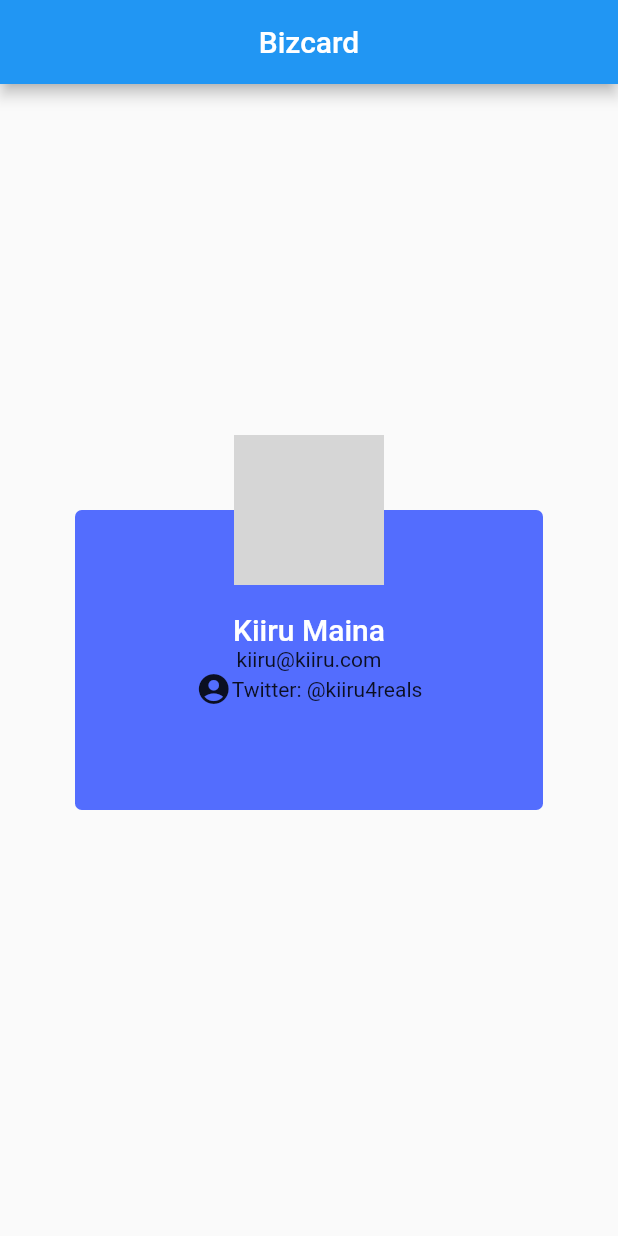
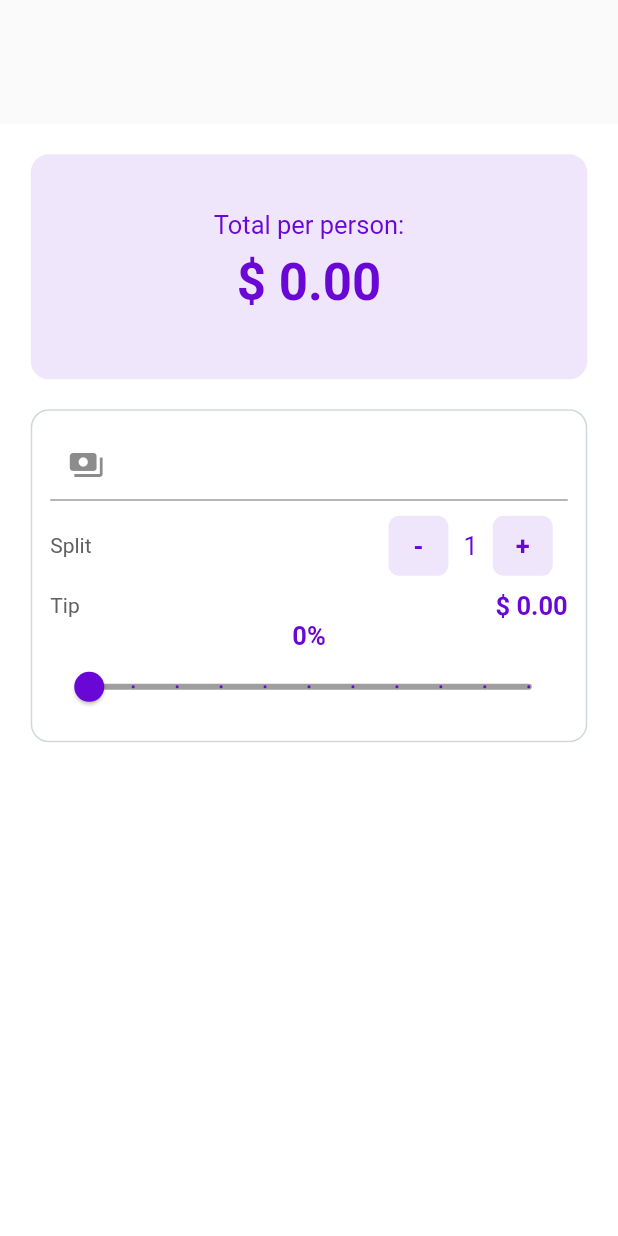
Before and after one commit to kiiru4reals/my-flutter-journey, a Flutter app: the screen it shows after launch, on a phone screen of 412 x 824 dp. Run offline on Flutter 3.47's test engine with Material 2 defaults, Android fonts, the phone set to English and light mode, and no system bars; grey boxes are pictures that could not be loaded.

Commit message:
Fully functional tipster app

```diff
--- a/lib/main.dart
+++ b/lib/main.dart
@@ -1,8 +1,9 @@
 import 'package:flutter/material.dart';
-import 'package:my_flutter_journey/ui/home.dart';
-import 'package:my_flutter_journey/ui/bizcard.dart';
+import 'ui/home.dart';
+import 'ui/bizcard.dart';
+import 'ui/tipster.dart';
 
 // void main() => runApp(ScaffoldExample());
 void main() => runApp( MaterialApp(
-  home: BizCard(),
+  home: Tipster(),
 ));
--- /dev/null
+++ b/lib/ui/tipster.dart
@@ -0,0 +1,230 @@
+import 'package:flutter/material.dart';
+import 'package:flutter/widgets.dart';
+import 'package:my_flutter_journey/util/hexcolor.dart';
+
+class Tipster extends StatefulWidget {
+  @override
+  _TipsterState createState() => _TipsterState();
+}
+
+int _tipPercentage = 0;
+int _personCounter = 1;
+double _billAmount = 0.0;
+Color _purple = HexColor ("#6908D6");
+
+class _TipsterState extends State<Tipster> {
+  @override
+  Widget build(BuildContext context) {
+    return Scaffold(
+        body: Container(
+          margin: EdgeInsets.only(top: MediaQuery
+              .of(context)
+              .size
+              .height * .1),
+          alignment: Alignment.center,
+          color: Colors.white,
+          child: ListView(
+            scrollDirection: Axis.vertical,
+            padding: EdgeInsets.all(20.5),
+            children: <Widget>[
+              Container(
+                width: 150,
+                height: 150,
+                decoration: BoxDecoration(
+                  color: _purple.withOpacity(0.1),
+                  //Colors.purpleAccent.shade100,
+                  borderRadius: BorderRadius.circular(12.0),
+                ),
+                child: Center(
+                  child: Column(
+                    mainAxisAlignment: MainAxisAlignment.center,
+                    children: <Widget>[
+                      Text("Total per person:", style: TextStyle(
+                          fontWeight: FontWeight.normal,
+                          fontSize: 17.0,
+                          color: _purple
+                      )),
+                      Padding(
+                        padding: const EdgeInsets.all(8.0),
+                        child: Text("\$ ${calculateTotalPerPerson(_billAmount, _personCounter, _tipPercentage)}", style: TextStyle(
+                            fontWeight: FontWeight.bold,
+                            fontSize: 34.0,
+                            color: _purple
+                        )),
+                      )
+                    ],
+                  ),
+                ),
+              ),
+              Container(
+                margin: EdgeInsets.only(top: 20.0),
+                padding: EdgeInsets.all(12.0),
+                decoration: BoxDecoration(
+                    color: Colors.transparent,
+                    border: Border.all(
+                        color: Colors.blueGrey.shade100,
+                        style: BorderStyle.solid
+                    ),
+                    borderRadius: BorderRadius.circular(12.0)
+                ),
+                child: Column(
+
+                  children: <Widget>[
+                    TextField(
+                      keyboardType: TextInputType.numberWithOptions(
+                          decimal: true),
+                      style: TextStyle(color: _purple),
+                      decoration: InputDecoration(
+                        prefixText: "Bill amount: ",
+                        prefixIcon: Icon(Icons.payments),
+                      ),
+                      onChanged: (String value) {
+                        try {
+                          _billAmount = double.parse(value);
+                        } catch (exception) {
+                          _billAmount = 0.0;
+                        }
+                      },
+                    ),
+                    Row(
+                      mainAxisAlignment: MainAxisAlignment.spaceBetween,
+                      children: <Widget>[
+                        Text("Split", style: TextStyle(
+                            color: Colors.grey.shade700
+                        ),),
+                        Row(
+                          children: <Widget>[
+                            InkWell(
+                              onTap: () {
+                                setState(() {
+                                  if (_personCounter > 1) {
+                                    _personCounter--;
+                                  } else {
+                                    // nothing happens
+                                  }
+                                });
+                              },
+                              child: Container(
+                                width: 40,
+                                height: 40,
+                                margin: EdgeInsets.all(10.0),
+                                decoration: BoxDecoration(
+                                    borderRadius: BorderRadius.circular(7.0),
+                                    color: _purple.withOpacity(.1)
+                                ),
+                                child: Center(
+                                  child: Text(
+                                      "-", style: TextStyle(
+                                      color: _purple,
+                                      fontWeight: FontWeight.bold,
+                                      fontSize: 17.0
+                                  )
+                                  ),
+                                ),
+                              ),
+                            ),
+                            Text("$_personCounter", style: TextStyle(
+                                color: _purple,
+                                fontSize: 17.0
+                            ),),
+                            InkWell(
+                              onTap: () {
+                                setState(() {
+                                  _personCounter++;
+                                });
+                              },
+                              child: Center(
+                                child: Container(
+                                  width: 40.0,
+                                  height: 40.0,
+                                  margin: EdgeInsets.all(10.0),
+                                  decoration: BoxDecoration(
+                                      color: _purple.withOpacity(.1),
+                                      borderRadius: BorderRadius.circular(7.0)
+                                  ),
+                                  child: Center(
+                                    child: Text("+", style: TextStyle(
+                                        color: _purple,
+                                        fontSize: 17.0,
+                                        fontWeight: FontWeight.bold
+                                    ),),
+                                  ),
+                                ),
+                              ),
+                            )
+                          ],
+
+                        )
+
+                      ],
+                    ),
+
+                    // Tip
+                    Row(
+                      mainAxisAlignment: MainAxisAlignment.spaceBetween,
+                      children: <Widget>[
+                        Text("Tip", style: TextStyle(color: Colors.grey.shade700
+                        ),),
+                        Text("\$ ${ (calculateTotalTip(_billAmount, _personCounter, _tipPercentage)).toStringAsFixed(2)}", style: TextStyle(
+                            color: _purple,
+                            fontWeight: FontWeight.bold,
+                            fontSize: 17.0
+                        ),)
+                      ],
+                    ),
+                    // Slider
+                    Column(
+                      children: <Widget>[
+
+                        Text("$_tipPercentage%", style: TextStyle(
+                            color: _purple,
+                            fontSize: 17.0,
+                            fontWeight: FontWeight.bold
+                        ),),
+                        Slider(
+                            min: 0,
+                            max: 100,
+                            activeColor: _purple,
+                            inactiveColor: Colors.grey,
+                            divisions: 10,
+                            //optional
+                            value: _tipPercentage.toDouble(),
+                            onChanged: (double newValue) {
+                              setState(() {
+                                _tipPercentage = newValue.round();
+                              });
+                            })
+                      ],
+                    )
+
+                  ],
+                ),
+              )
+            ],
+          ),
+        )
+    );
+  }
+
+  calculateTotalPerPerson(double billAmount, int splitBy, int tipPercentage){
+    var totalPerPerson = (calculateTotalTip(billAmount, splitBy, tipPercentage) + billAmount) / splitBy;
+    return totalPerPerson.toStringAsFixed(2);
+
+  }
+
+  calculateTotalTip(double billAmount, int splitBy, int tipPercentage) {
+    double totalTip = 0.0;
+
+    if (billAmount < 0 || billAmount.toString().isEmpty || billAmount == null){
+      // nothing
+    }else{
+      totalTip = (billAmount * tipPercentage) / 100;
+    }
+
+    return totalTip;
+  }
+
+
+
+
+}
--- /dev/null
+++ b/lib/util/hexcolor.dart
@@ -0,0 +1,13 @@
+import 'package:flutter/material.dart';
+
+class HexColor extends Color {
+  static int _getColorFromHex(String hexColor) {
+    hexColor = hexColor.toUpperCase().replaceAll("#", "");
+    if (hexColor.length == 6) {
+      hexColor = "FF" + hexColor;
+    }
+    return int.parse(hexColor, radix: 16);
+  }
+
+  HexColor(final String hexColor) : super(_getColorFromHex(hexColor));
+}
```
